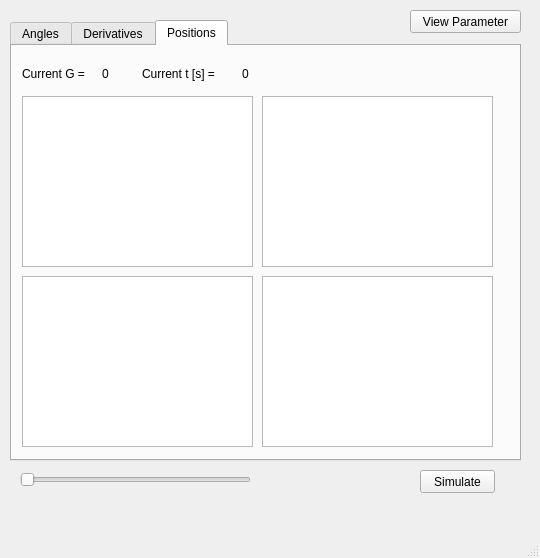
This is Test1/mainwindow.ui in masterjava1/rwthsselabws2011g11 as Qt 5 draws it before an edit. The edited form follows.
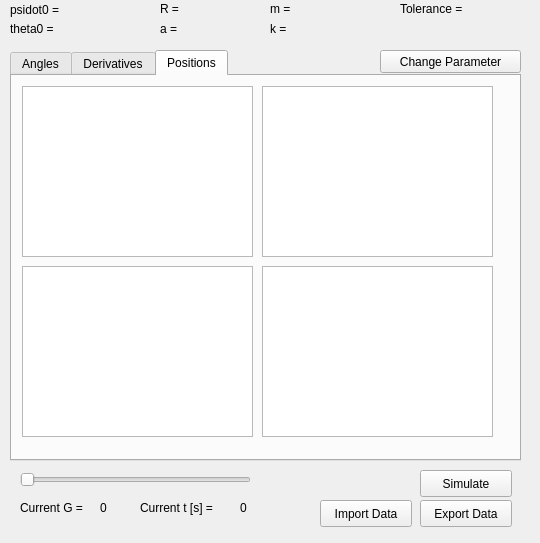
This is the edited form.

The edit to the form file:
```diff
--- a/Test1/mainwindow.ui
+++ b/Test1/mainwindow.ui
@@ -7,9 +7,21 @@
     <x>0</x>
     <y>0</y>
     <width>540</width>
-    <height>558</height>
+    <height>543</height>
    </rect>
   </property>
+  <property name="minimumSize">
+   <size>
+    <width>540</width>
+    <height>543</height>
+   </size>
+  </property>
+  <property name="maximumSize">
+   <size>
+    <width>540</width>
+    <height>543</height>
+   </size>
+  </property>
   <property name="windowTitle">
    <string>MainWindow</string>
   </property>
@@ -18,9 +30,9 @@
     <property name="geometry">
      <rect>
       <x>10</x>
-      <y>20</y>
+      <y>50</y>
       <width>511</width>
-      <height>441</height>
+      <height>411</height>
      </rect>
     </property>
     <property name="currentIndex">
@@ -70,58 +82,6 @@
        </rect>
       </property>
      </widget>
-     <widget class="QLabel" name="G_text">
-      <property name="geometry">
-       <rect>
-        <x>10</x>
-        <y>20</y>
-        <width>81</width>
-        <height>16</height>
-       </rect>
-      </property>
-      <property name="text">
-       <string>Current G = </string>
-      </property>
-     </widget>
-     <widget class="QLabel" name="G">
-      <property name="geometry">
-       <rect>
-        <x>90</x>
-        <y>20</y>
-        <width>31</width>
-        <height>16</height>
-       </rect>
-      </property>
-      <property name="text">
-       <string>0</string>
-      </property>
-     </widget>
-     <widget class="QLabel" name="t_text">
-      <property name="geometry">
-       <rect>
-        <x>130</x>
-        <y>20</y>
-        <width>91</width>
-        <height>16</height>
-       </rect>
-      </property>
-      <property name="text">
-       <string>Current t [s] = </string>
-      </property>
-     </widget>
-     <widget class="QLabel" name="t">
-      <property name="geometry">
-       <rect>
-        <x>230</x>
-        <y>20</y>
-        <width>46</width>
-        <height>16</height>
-       </rect>
-      </property>
-      <property name="text">
-       <string>0</string>
-      </property>
-     </widget>
     </widget>
     <widget class="QWidget" name="Derivatives">
      <attribute name="title">
@@ -224,47 +184,21 @@
      <attribute name="title">
       <string>Positions</string>
      </attribute>
-     <widget class="QLabel" name="t_3">
-      <property name="geometry">
-       <rect>
-        <x>230</x>
-        <y>20</y>
-        <width>46</width>
-        <height>16</height>
-       </rect>
-      </property>
-      <property name="text">
-       <string>0</string>
-      </property>
-     </widget>
      <widget class="QGraphicsView" name="graphicsView_9">
       <property name="geometry">
        <rect>
         <x>250</x>
-        <y>50</y>
+        <y>10</y>
         <width>231</width>
         <height>171</height>
        </rect>
       </property>
      </widget>
-     <widget class="QLabel" name="G_3">
-      <property name="geometry">
-       <rect>
-        <x>90</x>
-        <y>20</y>
-        <width>31</width>
-        <height>16</height>
-       </rect>
-      </property>
-      <property name="text">
-       <string>0</string>
-      </property>
-     </widget>
      <widget class="QGraphicsView" name="graphicsView_10">
       <property name="geometry">
        <rect>
         <x>10</x>
-        <y>50</y>
+        <y>10</y>
         <width>231</width>
         <height>171</height>
        </rect>
@@ -274,7 +208,7 @@
       <property name="geometry">
        <rect>
         <x>250</x>
-        <y>230</y>
+        <y>190</y>
         <width>231</width>
         <height>171</height>
        </rect>
@@ -284,38 +218,12 @@
       <property name="geometry">
        <rect>
         <x>10</x>
-        <y>230</y>
+        <y>190</y>
         <width>231</width>
         <height>171</height>
        </rect>
       </property>
      </widget>
-     <widget class="QLabel" name="G_text_3">
-      <property name="geometry">
-       <rect>
-        <x>10</x>
-        <y>20</y>
-        <width>81</width>
-        <height>16</height>
-       </rect>
-      </property>
-      <property name="text">
-       <string>Current G = </string>
-      </property>
-     </widget>
-     <widget class="QLabel" name="t_text_3">
-      <property name="geometry">
-       <rect>
-        <x>130</x>
-        <y>20</y>
-        <width>91</width>
-        <height>16</height>
-       </rect>
-      </property>
-      <property name="text">
-       <string>Current t [s] = </string>
-      </property>
-     </widget>
     </widget>
    </widget>
    <widget class="QSlider" name="t_slider">
@@ -334,14 +242,14 @@
    <widget class="QPushButton" name="viewparameter_button">
     <property name="geometry">
      <rect>
-      <x>410</x>
-      <y>10</y>
-      <width>111</width>
+      <x>380</x>
+      <y>50</y>
+      <width>141</width>
       <height>23</height>
      </rect>
     </property>
     <property name="text">
-     <string>View Parameter</string>
+     <string>Change Parameter</string>
     </property>
    </widget>
    <widget class="QPushButton" name="Simulate_button">
@@ -349,16 +257,275 @@
      <rect>
       <x>420</x>
       <y>470</y>
-      <width>75</width>
-      <height>23</height>
+      <width>92</width>
+      <height>27</height>
      </rect>
     </property>
     <property name="text">
      <string>Simulate</string>
     </property>
    </widget>
+   <widget class="QPushButton" name="Import_button">
+    <property name="geometry">
+     <rect>
+      <x>320</x>
+      <y>500</y>
+      <width>92</width>
+      <height>27</height>
+     </rect>
+    </property>
+    <property name="text">
+     <string>Import Data</string>
+    </property>
+   </widget>
+   <widget class="QPushButton" name="Export_button">
+    <property name="geometry">
+     <rect>
+      <x>420</x>
+      <y>500</y>
+      <width>92</width>
+      <height>27</height>
+     </rect>
+    </property>
+    <property name="text">
+     <string>Export Data</string>
+    </property>
+   </widget>
+   <widget class="QLabel" name="t_text">
+    <property name="geometry">
+     <rect>
+      <x>140</x>
+      <y>500</y>
+      <width>91</width>
+      <height>16</height>
+     </rect>
+    </property>
+    <property name="text">
+     <string>Current t [s] = </string>
+    </property>
+   </widget>
+   <widget class="QLabel" name="G">
+    <property name="geometry">
+     <rect>
+      <x>100</x>
+      <y>500</y>
+      <width>31</width>
+      <height>16</height>
+     </rect>
+    </property>
+    <property name="text">
+     <string>0</string>
+    </property>
+   </widget>
+   <widget class="QLabel" name="t">
+    <property name="geometry">
+     <rect>
+      <x>240</x>
+      <y>500</y>
+      <width>46</width>
+      <height>16</height>
+     </rect>
+    </property>
+    <property name="text">
+     <string>0</string>
+    </property>
+   </widget>
+   <widget class="QLabel" name="G_text">
+    <property name="geometry">
+     <rect>
+      <x>20</x>
+      <y>500</y>
+      <width>81</width>
+      <height>16</height>
+     </rect>
+    </property>
+    <property name="text">
+     <string>Current G = </string>
+    </property>
+   </widget>
+   <widget class="QLabel" name="m_text">
+    <property name="geometry">
+     <rect>
+      <x>270</x>
+      <y>0</y>
+      <width>31</width>
+      <height>17</height>
+     </rect>
+    </property>
+    <property name="text">
+     <string>m = </string>
+    </property>
+   </widget>
+   <widget class="QLabel" name="k_text">
+    <property name="geometry">
+     <rect>
+      <x>270</x>
+      <y>20</y>
+      <width>21</width>
+      <height>17</height>
+     </rect>
+    </property>
+    <property name="text">
+     <string>k = </string>
+    </property>
+   </widget>
+   <widget class="QLabel" name="Tolerance_text">
+    <property name="geometry">
+     <rect>
+      <x>400</x>
+      <y>0</y>
+      <width>81</width>
+      <height>17</height>
+     </rect>
+    </property>
+    <property name="text">
+     <string>Tolerance = </string>
+    </property>
+   </widget>
+   <widget class="QLabel" name="R_text">
+    <property name="geometry">
+     <rect>
+      <x>160</x>
+      <y>0</y>
+      <width>31</width>
+      <height>17</height>
+     </rect>
+    </property>
+    <property name="text">
+     <string>R = </string>
+    </property>
+   </widget>
+   <widget class="QLabel" name="a_text">
+    <property name="geometry">
+     <rect>
+      <x>160</x>
+      <y>20</y>
+      <width>31</width>
+      <height>17</height>
+     </rect>
+    </property>
+    <property name="text">
+     <string>a = </string>
+    </property>
+   </widget>
+   <widget class="QLabel" name="theta0_text">
+    <property name="geometry">
+     <rect>
+      <x>10</x>
+      <y>20</y>
+      <width>61</width>
+      <height>17</height>
+     </rect>
+    </property>
+    <property name="text">
+     <string>theta0 = </string>
+    </property>
+   </widget>
+   <widget class="QLabel" name="psidot0_text">
+    <property name="geometry">
+     <rect>
+      <x>10</x>
+      <y>0</y>
+      <width>61</width>
+      <height>20</height>
+     </rect>
+    </property>
+    <property name="text">
+     <string>psidot0 = </string>
+    </property>
+   </widget>
+   <widget class="QLabel" name="psidot0">
+    <property name="geometry">
+     <rect>
+      <x>80</x>
+      <y>0</y>
+      <width>59</width>
+      <height>17</height>
+     </rect>
+    </property>
+    <property name="text">
+     <string/>
+    </property>
+   </widget>
+   <widget class="QLabel" name="theta0">
+    <property name="geometry">
+     <rect>
+      <x>80</x>
+      <y>20</y>
+      <width>59</width>
+      <height>17</height>
+     </rect>
+    </property>
+    <property name="text">
+     <string/>
+    </property>
+   </widget>
+   <widget class="QLabel" name="R">
+    <property name="geometry">
+     <rect>
+      <x>190</x>
+      <y>0</y>
+      <width>59</width>
+      <height>17</height>
+     </rect>
+    </property>
+    <property name="text">
+     <string/>
+    </property>
+   </widget>
+   <widget class="QLabel" name="a">
+    <property name="geometry">
+     <rect>
+      <x>190</x>
+      <y>20</y>
+      <width>59</width>
+      <height>17</height>
+     </rect>
+    </property>
+    <property name="text">
+     <string/>
+    </property>
+   </widget>
+   <widget class="QLabel" name="m">
+    <property name="geometry">
+     <rect>
+      <x>300</x>
+      <y>0</y>
+      <width>59</width>
+      <height>17</height>
+     </rect>
+    </property>
+    <property name="text">
+     <string/>
+    </property>
+   </widget>
+   <widget class="QLabel" name="k">
+    <property name="geometry">
+     <rect>
+      <x>300</x>
+      <y>20</y>
+      <width>59</width>
+      <height>17</height>
+     </rect>
+    </property>
+    <property name="text">
+     <string/>
+    </property>
+   </widget>
+   <widget class="QLabel" name="Tolerance">
+    <property name="geometry">
+     <rect>
+      <x>480</x>
+      <y>0</y>
+      <width>59</width>
+      <height>17</height>
+     </rect>
+    </property>
+    <property name="text">
+     <string/>
+    </property>
+   </widget>
   </widget>
-  <widget class="QStatusBar" name="statusBar"/>
  </widget>
  <layoutdefault spacing="6" margin="11"/>
  <resources/>
```
Left out of the diff: 101 changed lines with no effect on the pictures.
